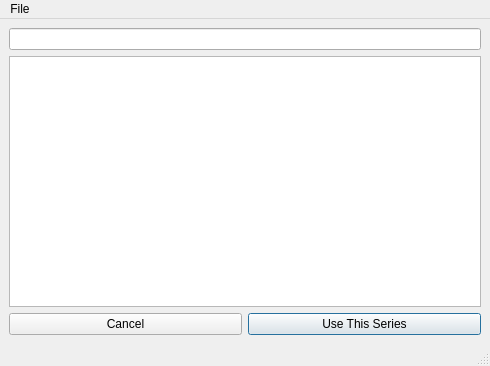
This is MainWindow.ui in scotchi/dreamnamer as Qt 5 draws it before an edit. The edited form follows.
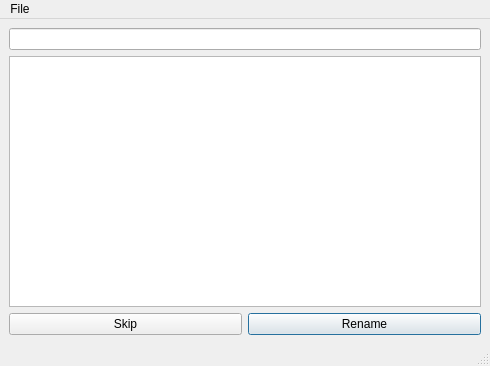
This is the edited form.

Commit message: Use more useful button names

```diff
--- a/MainWindow.ui
+++ b/MainWindow.ui
@@ -36,14 +36,14 @@
       <item>
        <widget class="QPushButton" name="cancelButton">
         <property name="text">
-         <string>Cancel</string>
+         <string>Skip</string>
         </property>
        </widget>
       </item>
       <item>
        <widget class="QPushButton" name="okButton">
         <property name="text">
-         <string>Use This Series</string>
+         <string>Rename</string>
         </property>
         <property name="default">
          <bool>true</bool>
```
Left out of the diff: 4 changed lines with no effect on the pictures. The commit also changes 1 other file.
